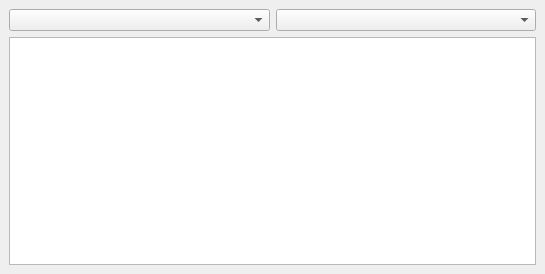
Qt form qgisSpectre_dockwidget_base.ui (sickel/qgisSpectre) before a commit.
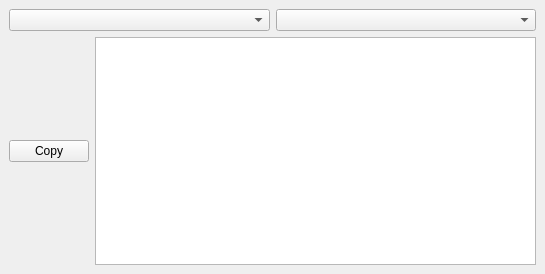
The same form after that commit.

Commit message: Copy out spectra to clipboard

```diff
--- a/qgisSpectre_dockwidget_base.ui
+++ b/qgisSpectre_dockwidget_base.ui
@@ -32,7 +32,21 @@
      </layout>
     </item>
     <item row="2" column="0">
-     <widget class="QGraphicsView" name="graphicsView"/>
+     <layout class="QHBoxLayout" name="horizontalLayout_2">
+      <item>
+       <layout class="QVBoxLayout" name="verticalLayout"/>
+      </item>
+      <item>
+       <widget class="QPushButton" name="pBCopy">
+        <property name="text">
+         <string>Copy</string>
+        </property>
+       </widget>
+      </item>
+      <item>
+       <widget class="QGraphicsView" name="graphicsView"/>
+      </item>
+     </layout>
     </item>
    </layout>
   </widget>
```
The commit also changes 2 other files.
